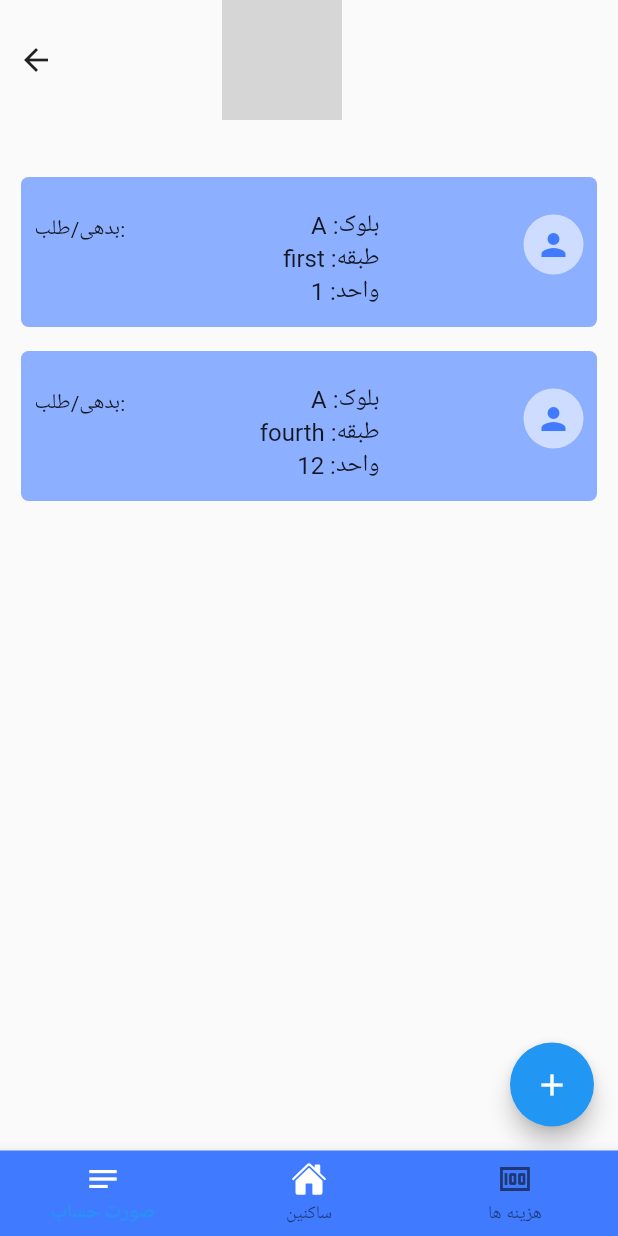
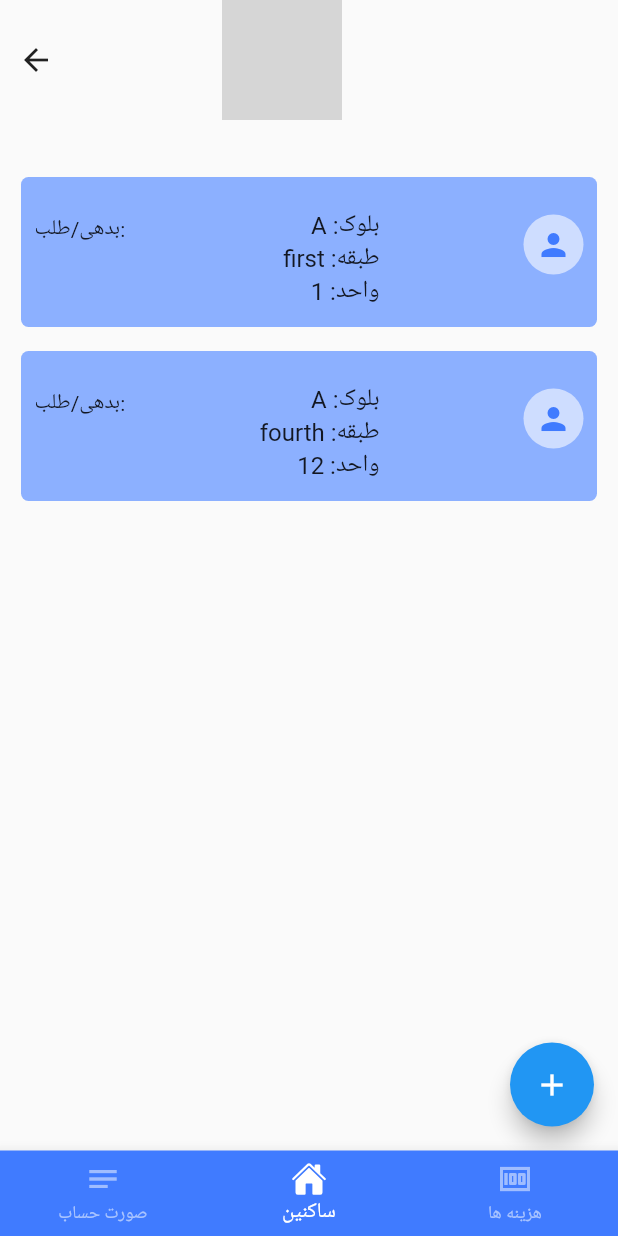
Before and after one commit to RexGod/build_mate, a Flutter app: the screen it shows after launch, on a phone screen of 412 x 824 dp. Run offline on Flutter 3.47's test engine with Material 2 defaults, Android fonts, the phone set to English and light mode, and no system bars; our stand-ins replace ionicons, supabase; accounts and stored records are empty; grey boxes are pictures that could not be loaded.

```diff
--- a/lib/Screens/Building_screen.dart
+++ b/lib/Screens/Building_screen.dart
@@ -20,35 +20,49 @@ class _BuildingState extends State<Building> {
     Unit(),
     Cost(),
   ];
-  int currentIndex = 1;
+  int _currentIndex = 1;
   void onTabTapped(int index) {
     setState(() {
-      currentIndex = index;
+      _currentIndex = index;
     });
   }
 
   @override
   Widget build(BuildContext context) {
     return Scaffold(
-      body: _pages[currentIndex],
-      bottomNavigationBar: BottomNavigationBar(
-          onTap: onTabTapped,
-          backgroundColor: Color.fromRGBO(64, 123, 255, 1),
-          items: const [
-            BottomNavigationBarItem(
+        body: _pages[_currentIndex],
+        bottomNavigationBar: BottomNavigationBar(
+            mouseCursor: SystemMouseCursors.click,
+            onTap: onTabTapped,
+            currentIndex: _currentIndex,
+            enableFeedback: true,
+            selectedItemColor: Colors.white,
+            unselectedItemColor: const Color.fromRGBO(169, 196, 255, 1),
+            backgroundColor: const Color.fromRGBO(64, 123, 255, 1),
+            selectedIconTheme: const IconThemeData(opacity: 1),
+            unselectedIconTheme: const IconThemeData(opacity: 0.5),
+            items: const [
+              BottomNavigationBarItem(
                 label: 'صورت حساب',
                 icon: Icon(
                   Icons.notes,
                   color: Colors.white,
-                )),
-            BottomNavigationBarItem(
+                ),
+              ),
+              BottomNavigationBarItem(
                 label: 'ساکنین',
                 icon: Icon(
                   Ionicons.home,
                   color: Colors.white,
-                )),
-            BottomNavigationBarItem(label: 'هزینه ها', icon: Icon(Icons.money)),
-          ]),
-    );
+                ),
+              ),
+              BottomNavigationBarItem(
+                label: 'هزینه ها',
+                icon: Icon(
+                  Icons.money,
+                  color: Colors.white,
+                ),
+              )
+            ]));
   }
 }
```
Also changed, not shown: lib/Screens/Unit.dart (+19 -1 lines), lib/Widgets/ResidenceForm.dart (added, +91 -0 lines).
